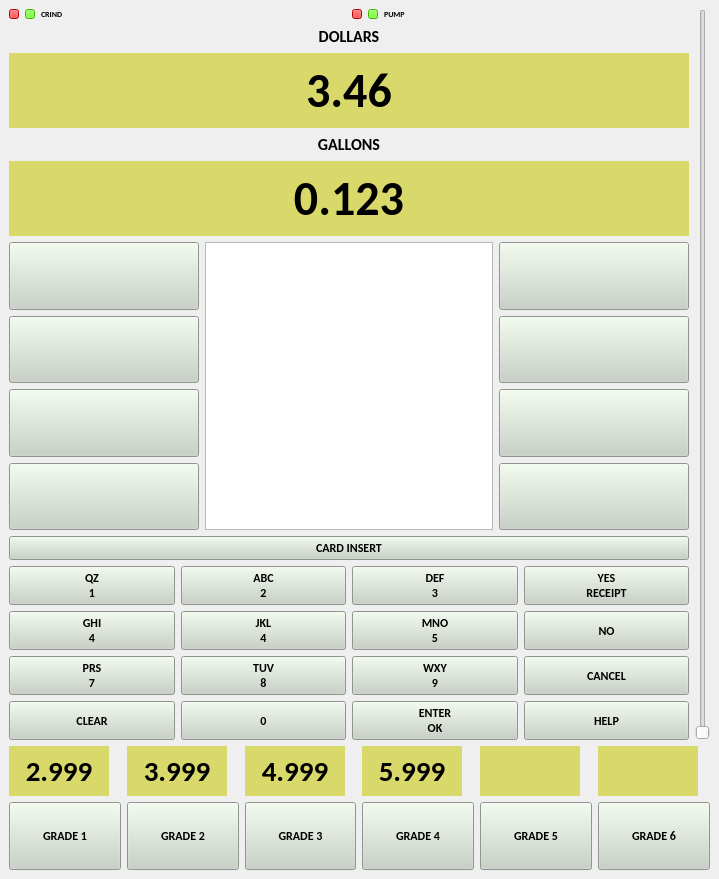
The window that pump.ui (rohithvegesna/DexSimulator) describes before a commit, drawn with Qt 5.
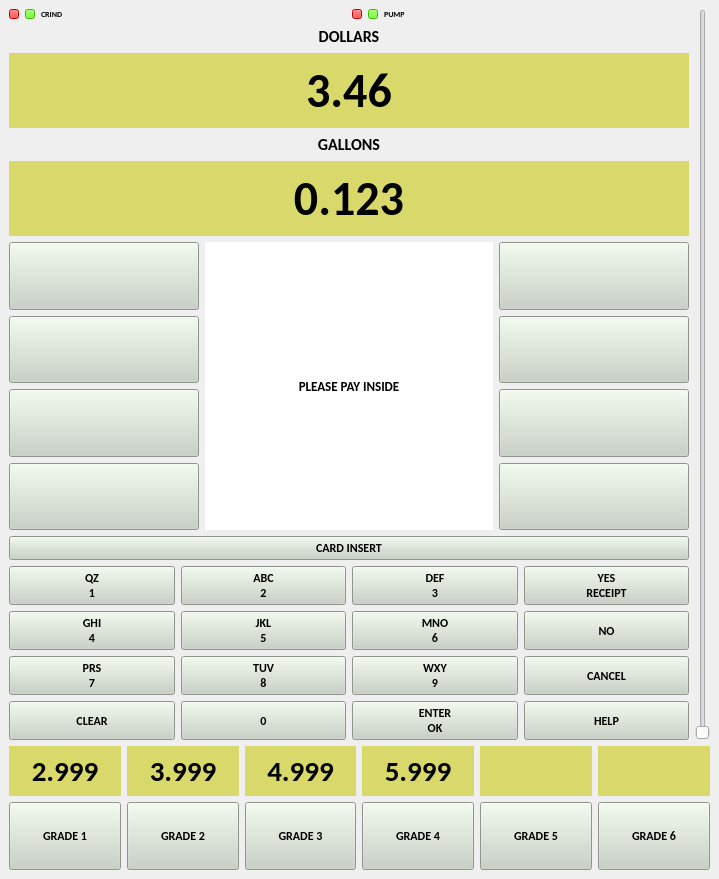
The same window after the commit.

Commit message: updated finilized pump ui

Patch:
```diff
--- a/pump.ui
+++ b/pump.ui
@@ -389,7 +389,7 @@
                  </layout>
                 </item>
                 <item>
-                 <widget class="QTextBrowser" name="screen">
+                 <widget class="QLabel" name="screen">
                   <property name="minimumSize">
                    <size>
                     <width>288</width>
@@ -405,10 +405,20 @@
                   <property name="font">
                    <font>
                     <family>Calibri</family>
+                    <pointsize>10</pointsize>
                     <weight>75</weight>
                     <bold>true</bold>
                    </font>
                   </property>
+                  <property name="styleSheet">
+                   <string notr="true">background-color: rgb(255, 255, 255);</string>
+                  </property>
+                  <property name="text">
+                   <string>PLEASE PAY INSIDE</string>
+                  </property>
+                  <property name="alignment">
+                   <set>Qt::AlignCenter</set>
+                  </property>
                  </widget>
                 </item>
                 <item>
@@ -655,7 +665,7 @@
                 </property>
                 <property name="text">
                  <string>JKL
-4</string>
+5</string>
                 </property>
                </widget>
               </item>
@@ -754,7 +764,7 @@
                 </property>
                 <property name="text">
                  <string>MNO
-5</string>
+6</string>
                 </property>
                </widget>
               </item>
@@ -928,7 +938,7 @@
           <item>
            <widget class="QLabel" name="gradescreen_1">
             <property name="sizePolicy">
-             <sizepolicy hsizetype="Preferred" vsizetype="Fixed">
+             <sizepolicy hsizetype="Preferred" vsizetype="Expanding">
               <horstretch>0</horstretch>
               <verstretch>0</verstretch>
              </sizepolicy>
@@ -941,7 +951,7 @@
             </property>
             <property name="maximumSize">
              <size>
-              <width>100</width>
+              <width>1000</width>
               <height>50</height>
              </size>
             </property>
@@ -996,7 +1006,7 @@
           <item>
            <widget class="QLabel" name="gradescreen_2">
             <property name="sizePolicy">
-             <sizepolicy hsizetype="Preferred" vsizetype="Fixed">
+             <sizepolicy hsizetype="Preferred" vsizetype="Expanding">
               <horstretch>0</horstretch>
               <verstretch>0</verstretch>
              </sizepolicy>
@@ -1009,7 +1019,7 @@
             </property>
             <property name="maximumSize">
              <size>
-              <width>100</width>
+              <width>1000</width>
               <height>50</height>
              </size>
             </property>
@@ -1064,7 +1074,7 @@
           <item>
            <widget class="QLabel" name="gradescreen_3">
             <property name="sizePolicy">
-             <sizepolicy hsizetype="Preferred" vsizetype="Fixed">
+             <sizepolicy hsizetype="Preferred" vsizetype="Expanding">
               <horstretch>0</horstretch>
               <verstretch>0</verstretch>
              </sizepolicy>
@@ -1077,7 +1087,7 @@
             </property>
             <property name="maximumSize">
              <size>
-              <width>100</width>
+              <width>1000</width>
               <height>50</height>
              </size>
             </property>
@@ -1132,7 +1142,7 @@
           <item>
            <widget class="QLabel" name="gradescreen_4">
             <property name="sizePolicy">
-             <sizepolicy hsizetype="Preferred" vsizetype="Fixed">
+             <sizepolicy hsizetype="Preferred" vsizetype="Expanding">
               <horstretch>0</horstretch>
               <verstretch>0</verstretch>
              </sizepolicy>
@@ -1145,7 +1155,7 @@
             </property>
             <property name="maximumSize">
              <size>
-              <width>100</width>
+              <width>1000</width>
               <height>50</height>
              </size>
             </property>
@@ -1200,7 +1210,7 @@
           <item>
            <widget class="QLabel" name="gradescreen_5">
             <property name="sizePolicy">
-             <sizepolicy hsizetype="Preferred" vsizetype="Fixed">
+             <sizepolicy hsizetype="Preferred" vsizetype="Expanding">
               <horstretch>0</horstretch>
               <verstretch>0</verstretch>
              </sizepolicy>
@@ -1213,7 +1223,7 @@
             </property>
             <property name="maximumSize">
              <size>
-              <width>100</width>
+              <width>1000</width>
               <height>50</height>
              </size>
             </property>
@@ -1268,7 +1278,7 @@
           <item>
            <widget class="QLabel" name="gradescreen_7">
             <property name="sizePolicy">
-             <sizepolicy hsizetype="Preferred" vsizetype="Fixed">
+             <sizepolicy hsizetype="Preferred" vsizetype="Expanding">
               <horstretch>0</horstretch>
               <verstretch>0</verstretch>
              </sizepolicy>
@@ -1281,7 +1291,7 @@
             </property>
             <property name="maximumSize">
              <size>
-              <width>100</width>
+              <width>1000</width>
               <height>50</height>
              </size>
             </property>
```
Left out of the diff: 70 changed lines with no effect on the pictures. The commit also changes 1 other file.
